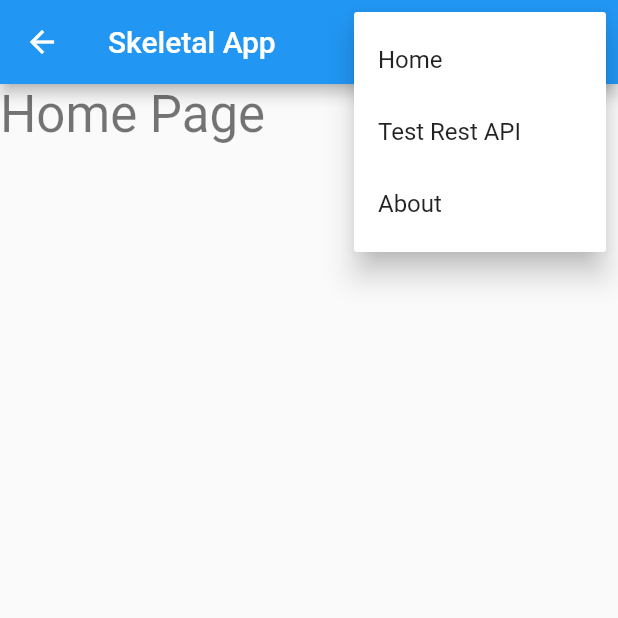
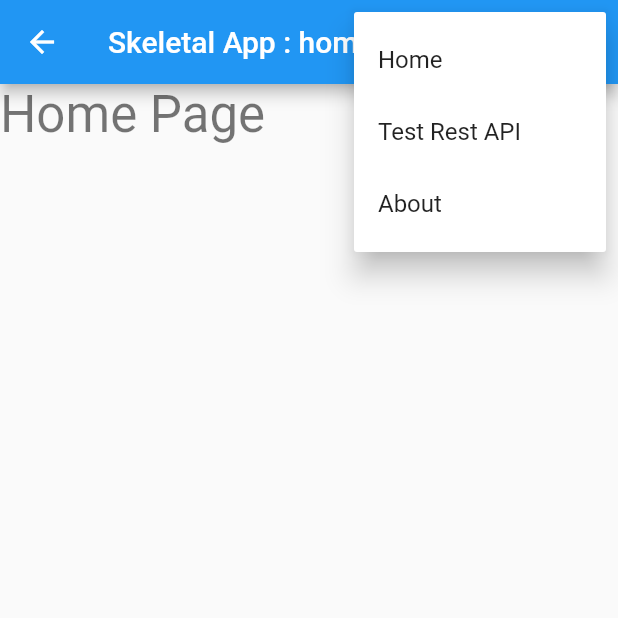
Before and after one commit to stownend/flutter_framework, a Flutter app: the BrowsePage screen opened by its route, after a tap on the "more vert" icon, on a phone screen of 412 x 824 dp, the top half of it. Run offline on Flutter 3.47's test engine with Material 2 defaults, Android fonts, the phone set to English and light mode, and no system bars; our stand-ins replace logger.

Commit message:
Used array of routes

```diff
--- a/lib/app/home/home_page.dart
+++ b/lib/app/home/home_page.dart
@@ -8,7 +8,7 @@ class HomePage extends StatelessWidget {
   Widget build(BuildContext context) {
 
     return MyScaffold(
-      navIndex: 0,
+      navName: "home",
       body: Column(
         children: [
           Text("Home Page", style: Theme.of(context).textTheme.headlineMedium)
--- a/lib/app/home/my_scaffold.dart
+++ b/lib/app/home/my_scaffold.dart
@@ -2,23 +2,23 @@ import 'package:flutter/material.dart';
 import 'package:provider/provider.dart';
 
 import '../../services/app_settings_service.dart';
-import '../../services/color_service.dart';
 
 class MyScaffold extends StatelessWidget {
 
-  const MyScaffold({super.key, required this.body, this.navIndex});
+  const MyScaffold({super.key, required this.body, this.navName});
   final Widget body;
-  final int? navIndex;
+  final String? navName;
+
 
   @override
   Widget build(BuildContext context) {
     final appSettingsService = Provider.of<AppSettingsService>(context, listen: false);
-    final colorService = Provider.of<ColorService>(context, listen: false);
+    //final colorService = Provider.of<ColorService>(context, listen: false);
 
     return Scaffold(
 
       appBar: AppBar(
-        title: Text(appSettingsService.appName),
+        title: Text("${appSettingsService.appName} ${navName != null ? ": $navName" : ""}"),
         actions: <Widget>[
           PopupMenuButton(
           // add icon, by default "3 dot" icon
@@ -73,39 +73,31 @@ class MyScaffold extends StatelessWidget {
 
           unselectedItemColor: Colors.grey[500],
           //selectedItemColor: Colors.amberAccent,
-          currentIndex: navIndex?? 0,
+          currentIndex: appSettingsService.getRouteIndexByUiName(navName?? "Home"),
 
-          items: const <BottomNavigationBarItem>[
+          items: <BottomNavigationBarItem>[
             BottomNavigationBarItem(
-              icon: Icon(Icons.home_outlined),
-              label: 'Home',
+              icon: appSettingsService.getRouteByIndex(0).icon,
+              label: appSettingsService.getRouteByIndex(0).uiName,
             ),
             BottomNavigationBarItem(
-              icon: Icon(Icons.account_tree_outlined),
-              label: 'Browse',
+              icon: appSettingsService.getRouteByIndex(1).icon,
+              label: appSettingsService.getRouteByIndex(1).uiName,
             ),
             BottomNavigationBarItem(
-              icon: Icon(Icons.search_outlined),
-              label: 'Search',
+              icon: appSettingsService.getRouteByIndex(2).icon,
+              label: appSettingsService.getRouteByIndex(2).uiName,
             ),
             BottomNavigationBarItem(
-              icon: Icon(Icons.star_outline),
-              label: 'My Sites',
+              icon: appSettingsService.getRouteByIndex(3).icon,
+              label: appSettingsService.getRouteByIndex(3).uiName,
             ),
           ],
 
           onTap: (index)
           {
-              if(index == 0){
-                Navigator.pushNamed(context, "/home");
-              }else if(index == 1){
-                Navigator.pushNamed(context, "/browse");
-              }else if(index == 2){
-                  Navigator.pushNamed(context, "/search");
-              }else if(index == 3){
-                  Navigator.pushNamed(context, "/mySites");
-              }
-          },         //New
+              Navigator.pushNamed(context, appSettingsService.getRouteByIndex(index).routeName);
+          },
         ),
       body: body
     );
--- a/lib/app/pages/browse_page.dart
+++ b/lib/app/pages/browse_page.dart
@@ -9,7 +9,7 @@ class BrowsePage extends StatelessWidget {
   Widget build(BuildContext context) {
 
     return MyScaffold(
-      navIndex: 1,
+      navName: "Browse",
       body: Center(
         child: Column(
           mainAxisAlignment: MainAxisAlignment.center,
--- a/lib/app/pages/my_sites_page.dart
+++ b/lib/app/pages/my_sites_page.dart
@@ -9,7 +9,7 @@ class MySitesPage extends StatelessWidget {
   Widget build(BuildContext context) {
 
     return MyScaffold(
-      navIndex: 3,
+      navName: "My Sites",
       body: Center(
         child: Column(
           mainAxisAlignment: MainAxisAlignment.center,
--- a/lib/app/pages/search_page.dart
+++ b/lib/app/pages/search_page.dart
@@ -9,7 +9,7 @@ class SearchPage extends StatelessWidget {
   Widget build(BuildContext context) {
 
     return MyScaffold(
-      navIndex: 2,
+      navName: "Search",
       body: Center(
         child: Column(
           mainAxisAlignment: MainAxisAlignment.center,
--- a/lib/services/app_settings_service.dart
+++ b/lib/services/app_settings_service.dart
@@ -11,4 +11,38 @@ class AppSettingsService {
   static const IconData iconData = Icons.person_2;
   final Icon appIcon = const Icon(iconData, size: 64);
   final Icon appIconSmall = const Icon(iconData, size: 32);
+
+  var navigationPages = [
+    NavigationRoute("Home", "/home", const Icon(Icons.home_outlined)),
+    NavigationRoute("Browse", "/browse", const Icon(Icons.account_tree_outlined)),
+    NavigationRoute("Search", "/search", const Icon(Icons.search_outlined)),
+    NavigationRoute("My Sites", "/mySites", const Icon(Icons.star_outline)),
+  ];
+
+  int getRouteIndexByUiName(String nameToFind) {
+
+    int routeIndex = 0;
+
+    for (var index = 0; index < navigationPages.length; index++) {
+      if (navigationPages[index].uiName.toLowerCase() == nameToFind.toLowerCase()) {
+        routeIndex = index;
+      }
+    }
+
+    return routeIndex;
+  }
+
+  NavigationRoute getRouteByIndex(int index) {
+
+    return navigationPages[index];
+  }
+
 }
+
+class NavigationRoute {
+  String uiName;
+  String routeName;
+  Icon icon;
+
+  NavigationRoute(this.uiName, this.routeName, this.icon);
+}
```
